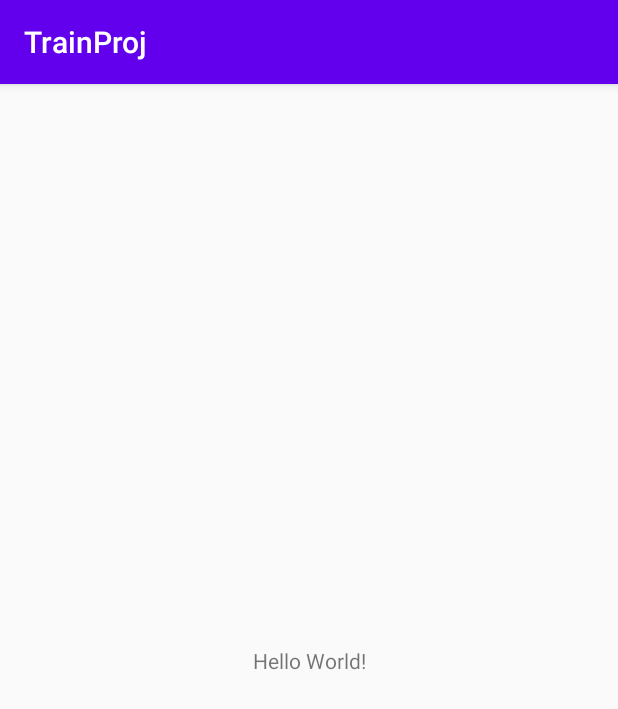
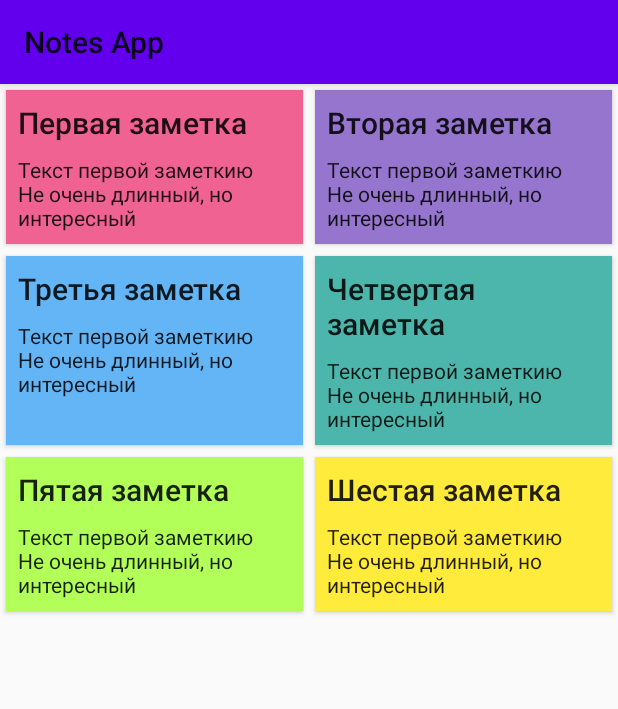
Before and after one commit to Headgrass/TrainProj, an Android app: the screen it shows after launch (MainActivity), on a phone screen of 412 x 824 dp. Shown: the top 709 px of the screen. Run offline under Robolectric (Android 15) with nearby library versions, the phone set to English and light mode, and no system bars.

Commit message:
Сделал по методичке и уроку, но не работает...

```diff
--- a/app/build.gradle
+++ b/app/build.gradle
@@ -26,10 +26,17 @@ android {
 }
 
 dependencies {
+    def lifecycle_version = "1.1.1"
+    def support_version = "27.1.1"
+
+    implementation "android.arch.lifecycle:extensions:$lifecycle_version"
+    implementation "com.android.support:design:$support_version"
+    implementation "com.android.support:cardview-v7:$support_version"
+
     implementation fileTree(dir: 'libs', include: ['*.jar'])
     implementation "org.jetbrains.kotlin:kotlin-stdlib-jdk7:$kotlin_version"
     implementation 'androidx.appcompat:appcompat:1.2.0'
-    implementation 'androidx.core:core-ktx:1.3.0'
+    implementation 'androidx.core:core-ktx:1.3.1'
     implementation 'androidx.constraintlayout:constraintlayout:2.0.1'
     testImplementation 'junit:junit:4.12'
     androidTestImplementation 'androidx.test.ext:junit:1.1.2'
--- a/app/src/main/java/ru/geekbrains/trainproj/MainActivity.kt
+++ /dev/null
@@ -1,12 +0,0 @@
-package ru.geekbrains.trainproj
-
-import androidx.appcompat.app.AppCompatActivity
-import android.os.Bundle
-
-class MainActivity : AppCompatActivity() {
-
-    override fun onCreate(savedInstanceState: Bundle?) {
-        super.onCreate(savedInstanceState)
-        setContentView(R.layout.activity_main)
-    }
-}
--- /dev/null
+++ b/app/src/main/java/ru/geekbrains/trainproj/data/NotesRepository.kt
@@ -0,0 +1,37 @@
+package ru.geekbrains.trainproj.data
+
+import ru.geekbrains.trainproj.data.entity.Note
+
+object NotesRepository {
+    private val notes: List<Note> = listOf(
+        Note("Первая заметка",
+            "Текст первой заметкию Не очень длинный, но интересный",
+            0xfff06292.toInt()
+        ),
+        Note("Вторая заметка",
+            "Текст первой заметкию Не очень длинный, но интересный",
+            0xff9575cd.toInt()
+        ),
+        Note("Третья заметка",
+            "Текст первой заметкию Не очень длинный, но интересный",
+            0xff64b5f6.toInt()
+        ),
+        Note("Четвертая заметка",
+            "Текст первой заметкию Не очень длинный, но интересный",
+            0xff4db6ac.toInt()
+        ),
+        Note("Пятая заметка",
+            "Текст первой заметкию Не очень длинный, но интересный",
+            0xffb2ff59.toInt()
+        ),
+        Note("Шестая заметка",
+            "Текст первой заметкию Не очень длинный, но интересный",
+            0xffffeb3b.toInt()
+        )
+    )
+
+
+    fun getNotes(): List<Note> {
+        return notes
+    }
+}
--- /dev/null
+++ b/app/src/main/java/ru/geekbrains/trainproj/data/entity/Note.kt
@@ -0,0 +1,3 @@
+package ru.geekbrains.trainproj.data.entity
+
+class Note(var title: String, var text: String, var color: Int)
--- /dev/null
+++ b/app/src/main/java/ru/geekbrains/trainproj/ui/main/MainActivity.kt
@@ -0,0 +1,31 @@
+package ru.geekbrains.trainproj
+
+import androidx.appcompat.app.AppCompatActivity
+import android.os.Bundle
+import android.widget.Toast
+import androidx.lifecycle.Observer
+import androidx.lifecycle.ViewModelProvider
+import androidx.lifecycle.ViewModelProviders
+import androidx.recyclerview.widget.GridLayoutManager
+import kotlinx.android.synthetic.main.activity_main.*
+import ru.geekbrains.trainproj.ui.main.MainViewModel
+import ru.geekbrains.trainproj.ui.main.NotesRVAdapter
+
+class MainActivity : AppCompatActivity() {
+
+    lateinit var viewModel: MainViewModel
+    lateinit var adapter: NotesRVAdapter
+
+    override fun onCreate(savedInstanceState: Bundle?) {
+        super.onCreate(savedInstanceState)
+        setContentView(R.layout.activity_main)
+
+        viewModel = ViewModelProviders.of(this).get(MainViewModel::class.java)
+        adapter = NotesRVAdapter()
+        rv_notes.adapter = adapter
+
+        viewModel.getViewState().observe(this, Observer { value ->
+            value?.let { adapter.notes = it.notes }
+        })
+    }
+}
--- /dev/null
+++ b/app/src/main/java/ru/geekbrains/trainproj/ui/main/MainViewModel.kt
@@ -0,0 +1,23 @@
+package ru.geekbrains.trainproj.ui.main
+
+import androidx.lifecycle.LiveData
+import androidx.lifecycle.MutableLiveData
+import androidx.lifecycle.ViewModel
+import ru.geekbrains.trainproj.data.NotesRepository
+
+class MainViewModel : ViewModel() {
+
+    private val viewStateLiveData = MutableLiveData<MainViewState>()
+    private val model = Model()
+
+    init {
+       viewStateLiveData.value = MainViewState(NotesRepository.getNotes())
+        }
+
+
+    fun getViewState(): LiveData<MainViewState> = viewStateLiveData
+
+    fun buttonClick(){
+        model.riseCounter()
+    }
+}
--- /dev/null
+++ b/app/src/main/java/ru/geekbrains/trainproj/ui/main/MainViewState.kt
@@ -0,0 +1,5 @@
+package ru.geekbrains.trainproj.ui.main
+
+import ru.geekbrains.trainproj.data.entity.Note
+
+class MainViewState(val notes: List<Note>)
--- /dev/null
+++ b/app/src/main/java/ru/geekbrains/trainproj/ui/main/Model.kt
@@ -0,0 +1,15 @@
+package ru.geekbrains.trainproj.ui.main
+
+import androidx.lifecycle.MutableLiveData
+
+class Model {
+    private var counter = 0
+    private val counterLiveData = MutableLiveData<Int>()
+
+    fun counterLiveData() :MutableLiveData<Int> = counterLiveData
+
+    fun riseCounter() {
+        counter++
+        counterLiveData.value = counter
+    }
+}
--- /dev/null
+++ b/app/src/main/java/ru/geekbrains/trainproj/ui/main/NotesRVAdapter.kt
@@ -0,0 +1,38 @@
+package ru.geekbrains.trainproj.ui.main
+
+import android.view.LayoutInflater
+import android.view.View
+import android.view.ViewGroup
+import androidx.recyclerview.widget.RecyclerView
+import kotlinx.android.synthetic.main.item_note.view.*
+import ru.geekbrains.trainproj.data.entity.Note
+import ru.geekbrains.trainproj.R
+
+
+class NotesRVAdapter: RecyclerView.Adapter<NotesRVAdapter.ViewHolder>() {
+
+var notes: List<Note> = listOf()
+    set(value) {
+        field = value
+        notifyDataSetChanged()
+    }
+
+    override fun onCreateViewHolder(parent: ViewGroup, viewType: Int) :
+        ViewHolder {
+            val inflater = LayoutInflater.from(parent.context)
+                val view = inflater.inflate(R.layout.item_note, parent, false)
+        return ViewHolder(view)
+        }
+
+    override fun getItemCount(): Int = notes.size
+
+    override fun onBindViewHolder(holder: ViewHolder, position: Int): Unit = holder.bind(notes[position])
+
+    class ViewHolder(itemView: View): RecyclerView.ViewHolder(itemView){
+        fun bind(note: Note){
+            itemView.tv_title.text = note.title
+            itemView.tv_text.text = note.text
+            itemView.setBackgroundColor(note.color)
+        }
+    }
+}
--- a/app/src/main/res/layout/activity_main.xml
+++ b/app/src/main/res/layout/activity_main.xml
@@ -1,18 +1,35 @@
 <?xml version="1.0" encoding="utf-8"?>
-<androidx.constraintlayout.widget.ConstraintLayout xmlns:android="http://schemas.android.com/apk/res/android"
+<androidx.coordinatorlayout.widget.CoordinatorLayout xmlns:android="http://schemas.android.com/apk/res/android"
     xmlns:app="http://schemas.android.com/apk/res-auto"
     xmlns:tools="http://schemas.android.com/tools"
     android:layout_width="match_parent"
     android:layout_height="match_parent"
+
     tools:context=".MainActivity">
 
-    <TextView
-        android:layout_width="wrap_content"
-        android:layout_height="wrap_content"
-        android:text="Hello World!"
-        app:layout_constraintBottom_toBottomOf="parent"
-        app:layout_constraintLeft_toLeftOf="parent"
-        app:layout_constraintRight_toRightOf="parent"
-        app:layout_constraintTop_toTopOf="parent" />
+    <com.google.android.material.appbar.AppBarLayout
+        android:id="@+id/appbar"
+        app:layout_constraintTop_toTopOf="parent"
+        android:layout_width="match_parent"
+        android:layout_height="wrap_content">
 
-</androidx.constraintlayout.widget.ConstraintLayout>
+        <androidx.appcompat.widget.Toolbar
+            android:id="@+id/toolbar"
+            android:layout_width="match_parent"
+            android:layout_height="wrap_content"
+            app:layout_scrollFlags="scroll|enterAlways"
+            app:title="Notes App"/>
+
+    </com.google.android.material.appbar.AppBarLayout>
+
+    <androidx.recyclerview.widget.RecyclerView
+        android:id="@+id/rv_notes"
+        android:layout_width="match_parent"
+        android:layout_height="match_parent"
+        app:layout_behavior="@string/appbar_scrolling_view_behavior"
+        app:layoutManager="androidx.recyclerview.widget.GridLayoutManager"
+        app:spanCount="2"
+        tools:listitem="@layout/item_note"
+        />
+
+</androidx.coordinatorlayout.widget.CoordinatorLayout>
--- /dev/null
+++ b/app/src/main/res/layout/item_note.xml
@@ -0,0 +1,35 @@
+<?xml version="1.0" encoding="utf-8"?>
+<android.support.v7.widget.CardView xmlns:android="http://schemas.android.com/apk/res/android"
+    xmlns:tools="http://schemas.android.com/tools"
+    android:layout_width="match_parent"
+    android:layout_height="wrap_content"
+    android:layout_marginEnd="4dp"
+    android:layout_marginStart="4dp"
+    android:layout_marginTop="4dp"
+    android:layout_marginBottom="4dp"
+    tools:backgroundTint="@android:color/holo_purple">
+
+    <LinearLayout
+        android:layout_width="match_parent"
+        android:layout_height="wrap_content"
+        android:orientation="vertical">
+
+        <TextView
+            android:id="@+id/tv_title"
+            style="@style/TextAppearance.AppCompat.Title"
+            android:layout_width="match_parent"
+            android:layout_height="wrap_content"
+            android:layout_marginEnd="8dp"
+            android:layout_marginStart="8dp"
+            android:layout_marginTop="8dp"
+            tools:text="Geekbrains + Kotlin forever"/>
+
+        <TextView
+            android:id="@+id/tv_text"
+            style="@style/TextAppearance.AppCompat"
+            android:layout_width="match_parent"
+            android:layout_height="wrap_content"
+            android:layout_margin="8dp"
+            tools:text="Я Kotlin бы выучил только за то, что на нем разрабатывал Вортон!"/>
+    </LinearLayout>
+</android.support.v7.widget.CardView>
--- a/app/src/main/res/values/styles.xml
+++ b/app/src/main/res/values/styles.xml
@@ -6,6 +6,8 @@
         <item name="colorPrimary">@color/colorPrimary</item>
         <item name="colorPrimaryDark">@color/colorPrimaryDark</item>
         <item name="colorAccent">@color/colorAccent</item>
+        <item name="windowActionBar">false</item>
+        <item name="windowNoTitle">true</item>
     </style>
 
 </resources>
```
